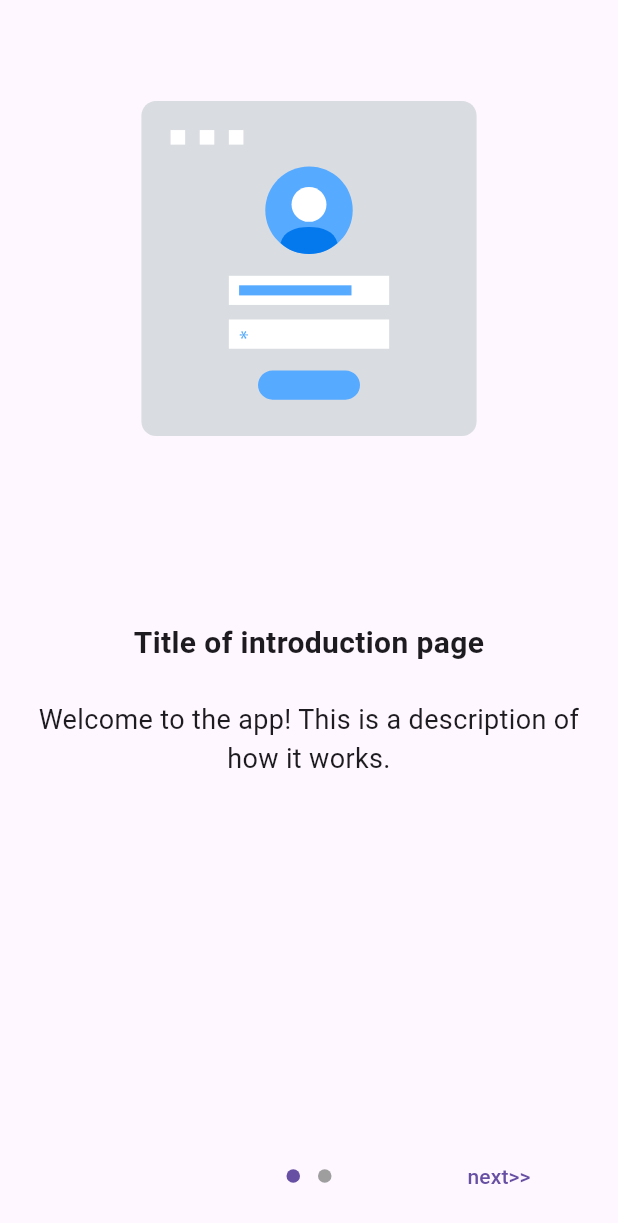
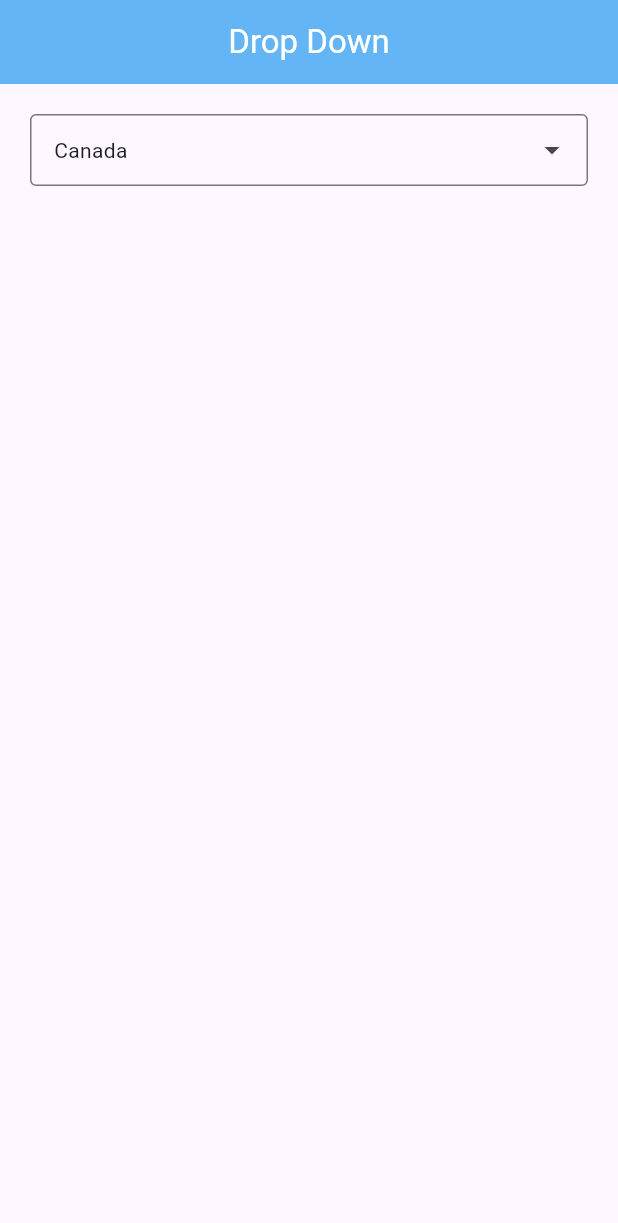
Before and after one commit to pendragonnn/learn-package-flutter, a Flutter app: the screen it shows after launch, on a phone screen of 412 x 824 dp. Shown: the top 1223 px of the screen. Run offline on Flutter 3.47's test engine with Material 3 defaults, Android fonts, the phone set to English and light mode, and no system bars; drawn by our look-alikes of dropdown_search, introduction_screen; our stand-ins replace avatar_glow, convex_bottom_bar, faker, lottie.

Commit message:
add: drop down search

```diff
--- a/lib/main.dart
+++ b/lib/main.dart
@@ -3,6 +3,7 @@ import 'package:flutter/material.dart';
 // import 'package:package_flutter/pages/HomePage.dart';
 // import 'package:package_flutter/pages/ProfilePage.dart';
 import 'package:introduction_screen/introduction_screen.dart';
+import 'package:package_flutter/pages/DropDownPage.dart';
 import 'package:package_flutter/pages/HomePage.dart';
 import 'package:package_flutter/pages/IntroductionPage.dart';
 
@@ -18,7 +19,7 @@ class MyApp extends StatelessWidget {
   Widget build(BuildContext context) {
     return MaterialApp(
       debugShowCheckedModeBanner: false,
-      home: IntroductionPage(),
+      home: DropDownPage(),
     );
   }
 }
--- /dev/null
+++ b/lib/pages/DropDownPage.dart
@@ -0,0 +1,71 @@
+import 'package:flutter/material.dart';
+import 'package:dropdown_search/dropdown_search.dart';
+
+class DropDownPage extends StatelessWidget {
+  // const DropDownPage({super.key});
+
+  List<Map<String, dynamic>> dataList = [
+    {
+      "country": "Brazil",
+      "id": 1,
+    },
+    {
+      "country": "Tunisia",
+      "id": 2,
+    },
+    {
+      "country": "Canada",
+      "id": 3,
+    },
+    {
+      "country": "India",
+      "id": 4,
+    },
+    {
+      "country": "Indonesia",
+      "id": 5,
+    },
+  ];
+
+  @override
+  Widget build(BuildContext context) {
+    return Scaffold(
+      appBar: AppBar(
+        backgroundColor: Colors.blue[300],
+        title: Center(
+          child: Text(
+            "Drop Down",
+            style: TextStyle(
+              color: Colors.white,
+            ),
+          ),
+        ),
+      ),
+      body: Padding(
+        padding: const EdgeInsets.all(20),
+        child: DropdownSearch<Map<String, dynamic>>(
+          mode: Mode.form,
+          items: (f, cs) => dataList,
+          selectedItem: {
+            "country": "Canada",
+            "id": 3,
+          },
+          dropdownBuilder: (context, selectedItem) =>
+              Text(selectedItem?["country"].toString() ?? "Belum pilih data"),
+          compareFn: (item, selectedItem) => item?["id"] == selectedItem?["id"],
+          onChanged: (value) => print(value?["id"] ?? null),
+          popupProps: PopupProps.menu(
+            // disabledItemFn: (item) => item.startsWith("i"),
+            fit: FlexFit.loose,
+            showSearchBox: true,
+            showSelectedItems: true,
+            itemBuilder: (context, item, isDisabled, isSelected) => ListTile(
+              textColor: Colors.red,
+              title: Text(item["country"].toString()),
+            ),
+          ),
+        ),
+      ),
+    );
+  }
+}
--- a/pubspec.yaml
+++ b/pubspec.yaml
@@ -31,6 +31,7 @@ dependencies:
   avatar_glow: ^3.0.1
   convex_bottom_bar: ^3.2.0
   cupertino_icons: ^1.0.8
+  dropdown_search: ^6.0.1
   faker: ^2.2.0
   flutter:
     sdk: flutter
```
Also changed, not shown: pubspec.lock.
